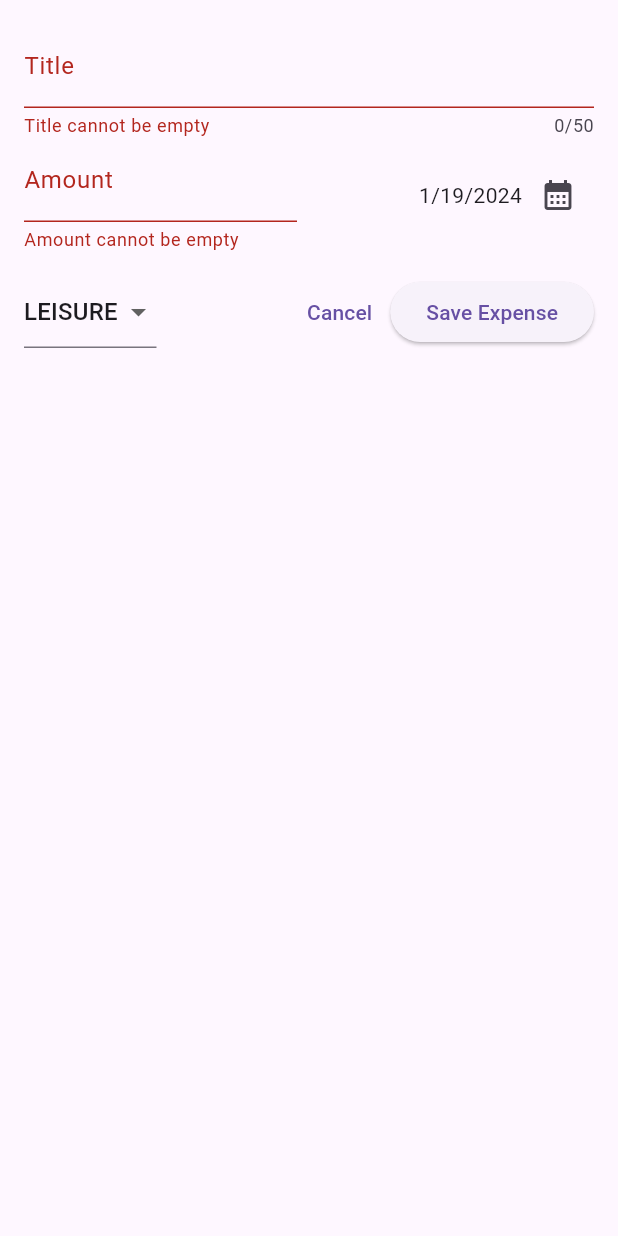
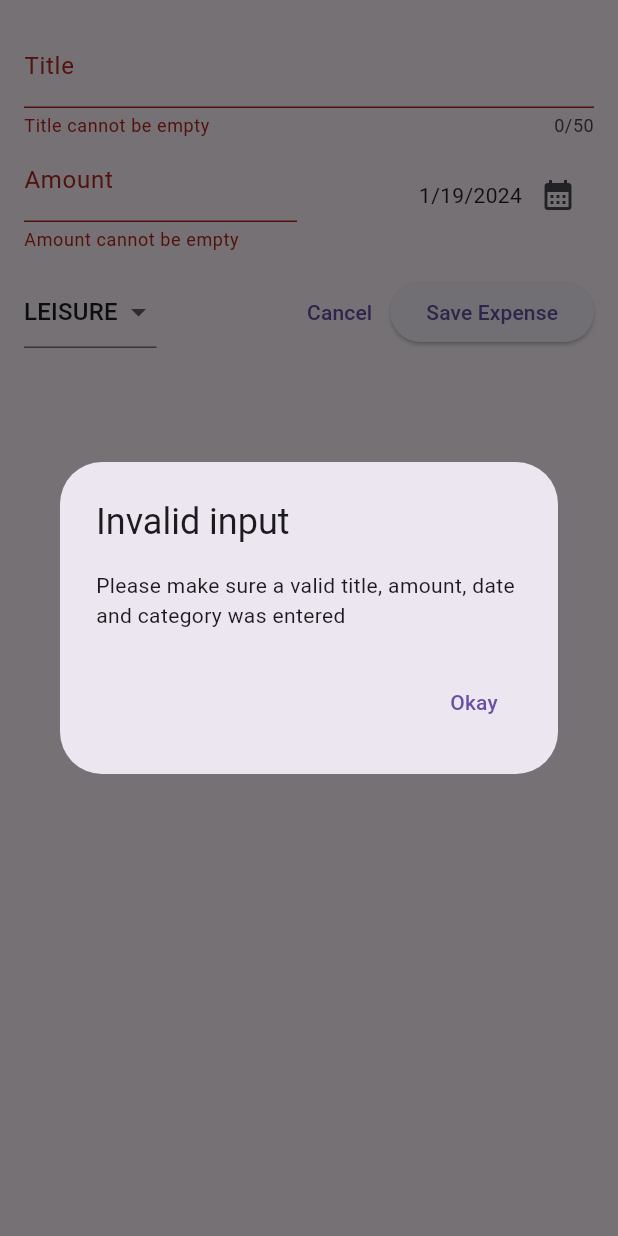
Before and after one commit to marijoy-apa/flutter-learn-forms, a Flutter app: the NewExpense widget shown alone on an empty page, opened directly with empty values, after a tap on "Save Expense", on a phone screen of 412 x 824 dp. Run offline on Flutter 3.47's test engine with Material 3 defaults, Android fonts, the phone set to English and light mode, and no system bars.

```diff
--- a/expense_tracker/lib/new_expense.dart
+++ b/expense_tracker/lib/new_expense.dart
@@ -1,3 +1,5 @@
+import 'dart:io';
+import 'package:flutter/cupertino.dart';
 import 'package:flutter/material.dart';
 import 'package:expense_tracker/model/expense.dart';
 
@@ -32,9 +34,48 @@ class _NewExpenseState extends State<NewExpense> {
     });
   }
 
+  void _showDialog() {
+    if (Platform.isIOS) {
+      showCupertinoDialog(
+        context: context,
+        builder: (ctx) => CupertinoAlertDialog(
+          title: const Text('Invalid input'),
+          content: const Text(
+              'Please make sure a valid title, amount, date and category was entered'),
+          actions: [
+            TextButton(
+              onPressed: () {
+                Navigator.pop(ctx);
+              },
+              child: const Text('Okay'),
+            )
+          ],
+        ),
+      );
+    } else {
+      showDialog(
+        context: context,
+        builder: (ctx) => AlertDialog(
+          title: const Text('Invalid input'),
+          content: const Text(
+              'Please make sure a valid title, amount, date and category was entered'),
+          actions: [
+            TextButton(
+              onPressed: () {
+                Navigator.pop(ctx);
+              },
+              child: const Text('Okay'),
+            )
+          ],
+        ),
+      );
+    }
+  }
+
   void _submitExpenseData() {
     final isValid = formKey.currentState!.validate();
     if (!isValid) {
+      _showDialog();
       return;
     }
     formKey.currentState!.save();
```
